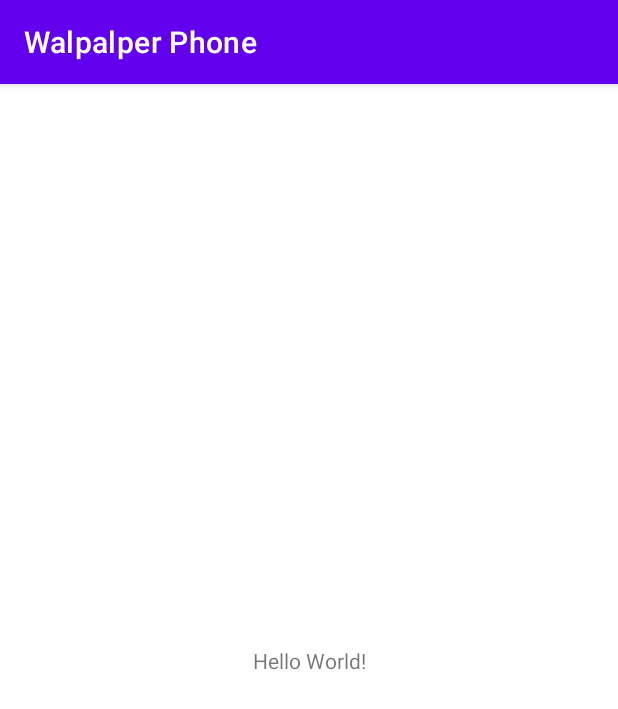
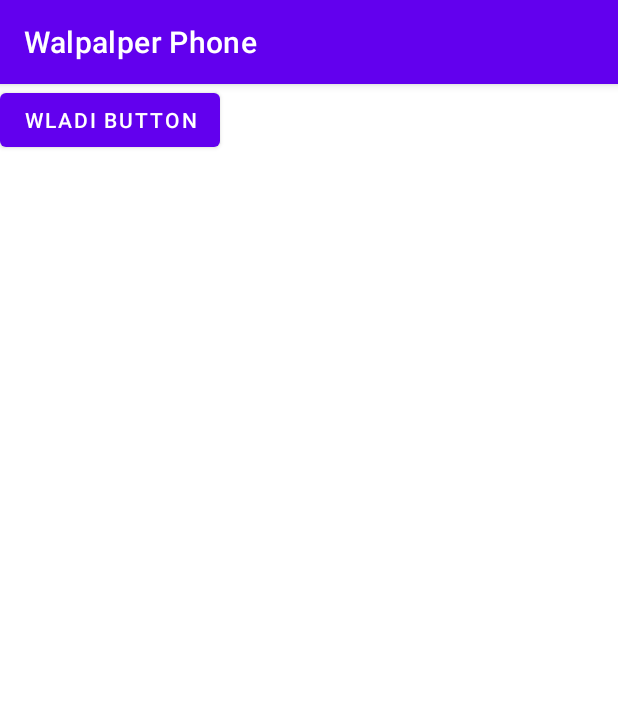
Before and after one commit to CristobalAlonso/WalpalperProject, an Android app: the screen it shows after launch (MainActivity), on a phone screen of 412 x 824 dp. Shown: the top 709 px of the screen. Run offline under Robolectric (Android 15) with nearby library versions, the phone set to English and light mode, and no system bars.

Commit message:
add new button

```diff
--- a/app/src/main/res/layout/activity_main.xml
+++ b/app/src/main/res/layout/activity_main.xml
@@ -6,13 +6,11 @@
     android:layout_height="match_parent"
     tools:context=".MainActivity">
 
-    <TextView
+    <Button
+        android:id="@+id/button"
         android:layout_width="wrap_content"
         android:layout_height="wrap_content"
-        android:text="Hello World!"
-        app:layout_constraintBottom_toBottomOf="parent"
-        app:layout_constraintEnd_toEndOf="parent"
-        app:layout_constraintStart_toStartOf="parent"
-        app:layout_constraintTop_toTopOf="parent" />
-
+        android:text="Wladi Button"
+        tools:layout_editor_absoluteX="131dp"
+        tools:layout_editor_absoluteY="48dp" />
 </androidx.constraintlayout.widget.ConstraintLayout>
```
